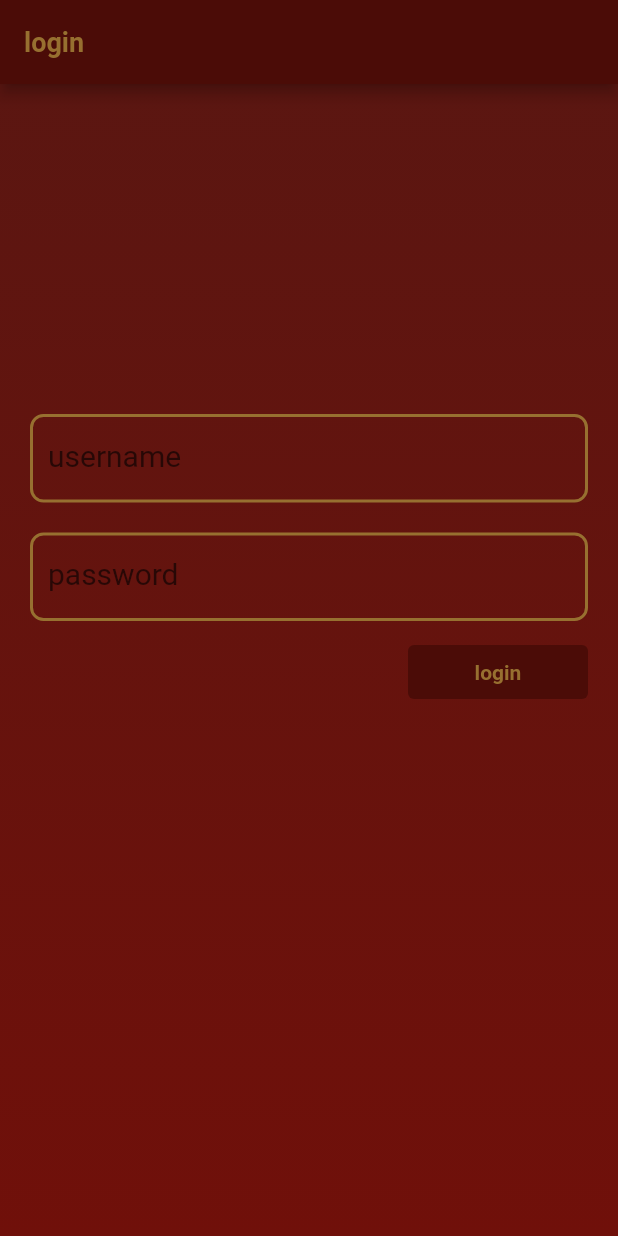
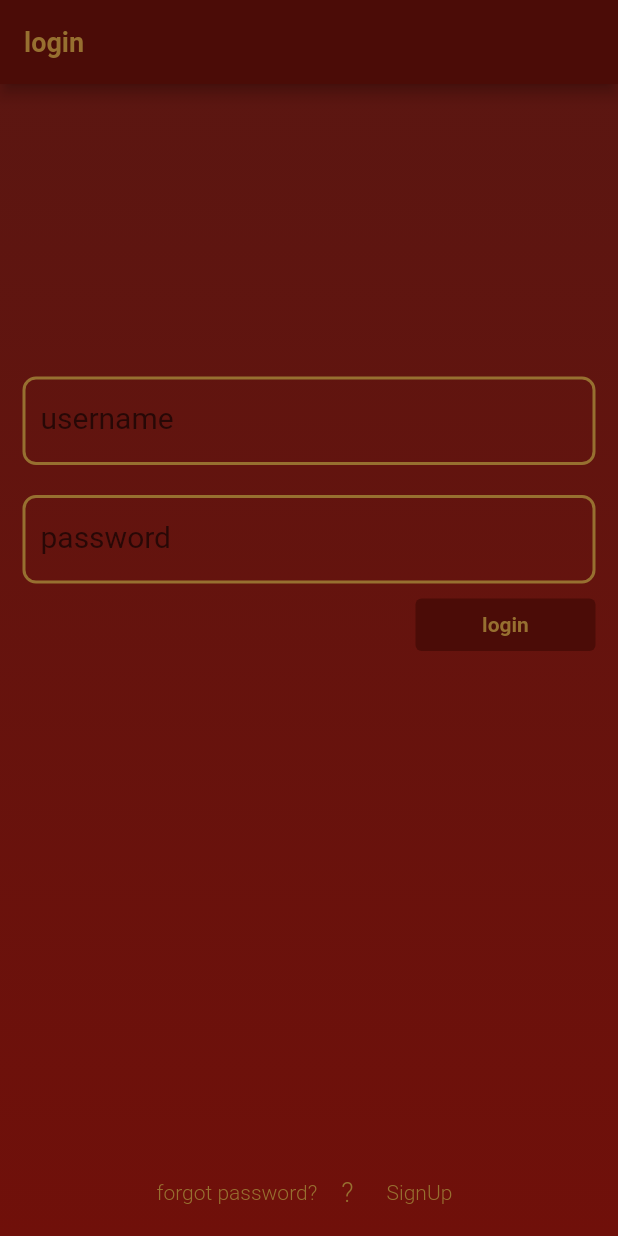
Before and after one commit to CamenRyder/counterApp, a Flutter app: the screen it shows after launch, on a phone screen of 412 x 824 dp. Run offline on Flutter 3.47's test engine with Material 2 defaults, Android fonts, the phone set to English and light mode, and no system bars; our stand-ins replace bloc, equatable, flutter_bloc, formz; accounts and stored records are empty.

Commit message:
upgrade login interface

```diff
--- a/timing/lib/PAGE/componnent.dart
+++ b/timing/lib/PAGE/componnent.dart
@@ -104,6 +104,7 @@ class ButtonLogin extends StatelessWidget {
           margin: const EdgeInsets.fromLTRB(0, 0, 10, 0),
           child: SizedBox(
             width: 120,
+            height: 35,
             child: ElevatedButton(
                 style: ButtonStyle(
                   backgroundColor:
@@ -129,3 +130,44 @@ class ButtonLogin extends StatelessWidget {
     );
   }
 }
+
+class ForgotAndSignUp extends StatelessWidget {
+  @override
+  Widget build(BuildContext context) {
+    // TODO: implement build
+    return Expanded(
+        child: Align(
+            alignment: FractionalOffset.bottomCenter,
+            child: Row(
+              mainAxisAlignment: MainAxisAlignment.center,
+              children: [
+                MaterialButton(
+                  onPressed: () {},
+                  child: Text(
+                    'forgot password?',
+                    style: TextStyle(
+                        fontSize: 14,
+                        fontWeight: FontWeight.w300,
+                        color: Color.fromARGB(255, 151, 112, 48)),
+                  ),
+                ),
+                Text(
+                  '?',
+                  style: TextStyle(
+                      fontSize: 18,
+                      fontWeight: FontWeight.w300,
+                      color: Color.fromARGB(255, 151, 112, 48)),
+                ),
+                MaterialButton(
+                    onPressed: () {},
+                    child: const Text(
+                      'SignUp',
+                      style: TextStyle(
+                          fontSize: 14,
+                          fontWeight: FontWeight.w300,
+                          color: Color.fromARGB(255, 151, 112, 48)),
+                    )),
+              ],
+            )));
+  }
+}
--- a/timing/lib/PAGE/loginPage.dart
+++ b/timing/lib/PAGE/loginPage.dart
@@ -67,14 +67,20 @@ class LoginForm extends StatelessWidget {
           children: [
             const BG_login(),
             SafeArea(
-                minimum: const EdgeInsets.all(10),
-                child: Center(
-                    child: Container(
-                  margin: const EdgeInsets.symmetric(vertical: 200),
-                  child: Column(
-                    children: [UsernameInput(), PasswordInput(), ButtonLogin()],
+              minimum: EdgeInsets.all(5),
+              child: Column(
+                mainAxisAlignment: MainAxisAlignment.center,
+                children: [
+                  Container(
+                    height: 180,
                   ),
-                )))
+                  UsernameInput(),
+                  PasswordInput(),
+                  ButtonLogin(),
+                  ForgotAndSignUp(),
+                ],
+              ),
+            )
           ],
         ));
   }
```
Also changed, not shown: timing/lib/PAGE/counterPage.dart (+3 -4 lines).
